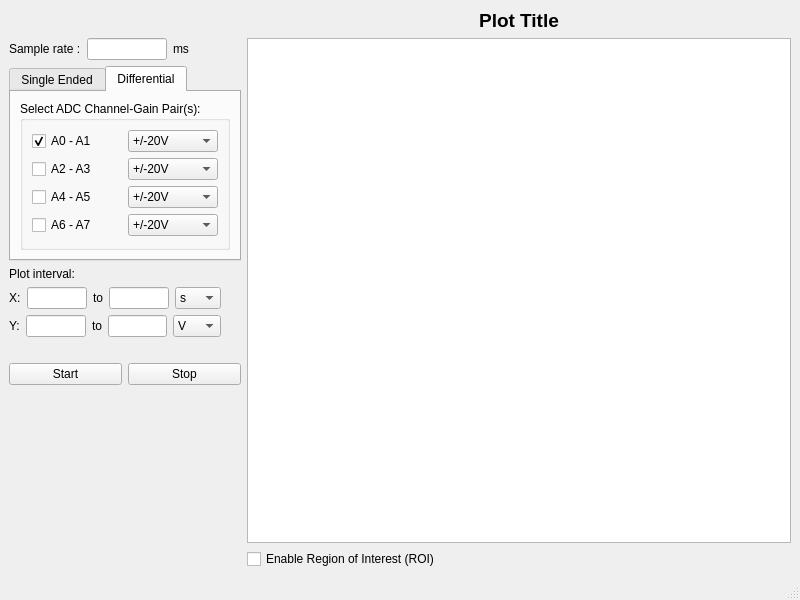
Qt form daq-gui/mainwindow.ui (Sovichea/mccdaq-pi3) before a commit.
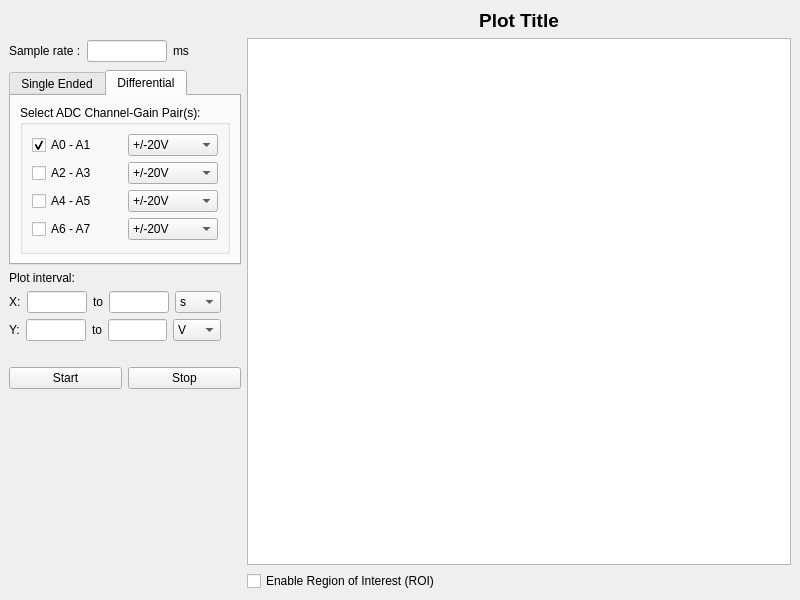
The same form after that commit. Custom widgets are drawn as their Qt base class.

```diff
--- a/daq-gui/mainwindow.ui
+++ b/daq-gui/mainwindow.ui
@@ -695,7 +695,6 @@
     </rect>
    </property>
   </widget>
-  <widget class="QStatusBar" name="statusbar"/>
  </widget>
  <customwidgets>
   <customwidget>
```
Left out of the diff: 2 changed lines with no effect on the pictures.
